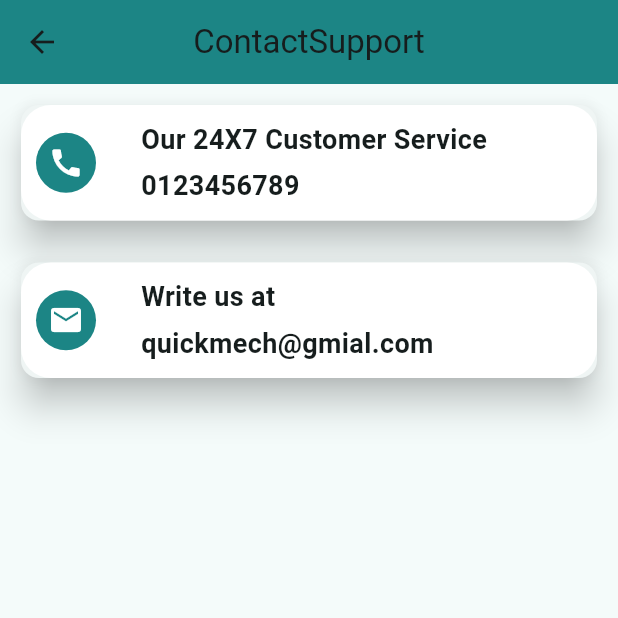
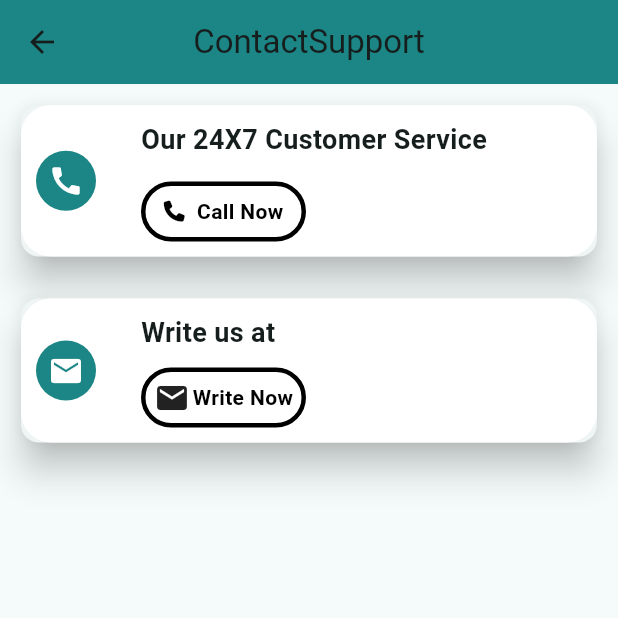
Before and after one commit to Ashfak07/quick-mech, a Flutter app: the ContactSupportScreen screen opened directly, on a phone screen of 412 x 824 dp, the top half of it. Run offline on Flutter 3.47's test engine with Material 2 defaults, Android fonts, the phone set to English and light mode, and no system bars; our stand-ins replace animated_text_kit, font_awesome_flutter, geolocator, google_fonts, persistent_bottom_nav_bar, smooth_page_indicator; missing offline and left inert: flutter_pannable_rating_bar; network calls fail.

Commit message:
update contact support screen

```diff
--- a/lib/controller/mechanic_profile_controller/mechanic_profile_controller.dart
+++ b/lib/controller/mechanic_profile_controller/mechanic_profile_controller.dart
@@ -11,6 +11,13 @@ class MechanicProfileController with ChangeNotifier {
   void callMechanic() async {
     if (!await launchUrl(Uri(scheme: 'tel', path: '7558095349'))) {
       throw ('Could not launch ${Uri(scheme: 'tel', path: '7558095349')}');
+    }
+    notifyListeners();
+  }
+
+  void callCustomerService() async {
+    if (!await launchUrl(Uri(scheme: 'tel', path: '0123456789'))) {
+      throw ('Could not launch ${Uri(scheme: 'tel', path: '0123456789')}');
     }
     notifyListeners();
   }
@@ -65,8 +72,8 @@ class MechanicProfileController with ChangeNotifier {
     // continue accessing the position of the device.
     currentLocation = await Geolocator.getCurrentPosition(
         desiredAccuracy: LocationAccuracy.high);
-       print(currentLocation!.latitude);
-       print(currentLocation!.longitude);
+    print(currentLocation!.latitude);
+    print(currentLocation!.longitude);
     notifyListeners();
   }
 
--- a/lib/view/profile_screen/profile_screen.dart
+++ b/lib/view/profile_screen/profile_screen.dart
@@ -1,4 +1,6 @@
 import 'package:flutter/material.dart';
+import 'package:google_fonts/google_fonts.dart';
+import 'package:provider/provider.dart';
 import 'package:quickmech/utils/color_constants.dart';
 import 'package:quickmech/utils/textstyle_constants.dart';
 import 'package:quickmech/view/Edit_profile/edit_profile.dart';
@@ -8,7 +10,8 @@ import 'package:quickmech/view/profile_screen/screens/contact%20_support_screen/
 import 'package:quickmech/view/profile_screen/screens/terms_and_conditions_screen/terms_and_conditions_screen.dart';
 
 class ProfileScreen extends StatefulWidget {
-  const ProfileScreen({super.key});
+  const ProfileScreen({super.key, this.index});
+  final index;
 
   @override
   State<ProfileScreen> createState() => _ProfileScreenState();
@@ -65,10 +68,7 @@ class _ProfileScreenState extends State<ProfileScreen> {
               SizedBox(
                 height: 10,
               ),
-              Text(
-                'John',
-                style: TextStyle(fontSize: 24, fontWeight: FontWeight.bold),
-              ),
+              Text('Hi'),
               SizedBox(
                 height: 20,
               ),
--- a/lib/view/profile_screen/screens/contact _support_screen/contact _support_screen.dart
+++ b/lib/view/profile_screen/screens/contact _support_screen/contact _support_screen.dart
@@ -1,4 +1,7 @@
 import 'package:flutter/material.dart';
+import 'package:font_awesome_flutter/font_awesome_flutter.dart';
+import 'package:provider/provider.dart';
+import 'package:quickmech/controller/mechanic_profile_controller/mechanic_profile_controller.dart';
 import 'package:quickmech/utils/color_constants.dart';
 
 class ContactSupportScreen extends StatefulWidget {
@@ -11,6 +14,8 @@ class ContactSupportScreen extends StatefulWidget {
 class _ContactSupportScreenState extends State<ContactSupportScreen> {
   @override
   Widget build(BuildContext context) {
+    final provider =
+        Provider.of<MechanicProfileController>(context, listen: false);
     return Scaffold(
       appBar: AppBar(
         backgroundColor: ColorConstants.bannerColor,
@@ -52,10 +57,38 @@ class _ContactSupportScreenState extends State<ContactSupportScreen> {
                           SizedBox(
                             height: 5,
                           ),
-                          Text(
-                            '0123456789',
-                            style: TextStyle(
-                                fontWeight: FontWeight.bold, fontSize: 18),
+                          SizedBox(
+                            height: 10,
+                          ),
+                          GestureDetector(
+                            onTap: () {
+                              provider.callCustomerService();
+                            },
+                            child: Container(
+                              height: 40,
+                              width: 110,
+                              decoration: BoxDecoration(
+                                  border: Border.all(width: 3),
+                                  borderRadius: BorderRadius.circular(20)),
+                              child: Padding(
+                                padding: const EdgeInsets.all(4),
+                                child: Row(
+                                  mainAxisAlignment:
+                                      MainAxisAlignment.spaceEvenly,
+                                  children: [
+                                    FaIcon(
+                                      FontAwesomeIcons.phone,
+                                      size: 14,
+                                      color: ColorConstants.primaryBlack,
+                                    ),
+                                    Text('Call Now',
+                                        style: TextStyle(
+                                            fontWeight: FontWeight.bold,
+                                            color: ColorConstants.primaryBlack))
+                                  ],
+                                ),
+                              ),
+                            ),
                           )
                         ],
                       )
@@ -96,12 +129,31 @@ class _ContactSupportScreenState extends State<ContactSupportScreen> {
                                 fontWeight: FontWeight.bold, fontSize: 18),
                           ),
                           SizedBox(
-                            height: 5,
+                            height: 10,
                           ),
-                          Text(
-                            'quickmech@gmial.com',
-                            style: TextStyle(
-                                fontWeight: FontWeight.bold, fontSize: 18),
+                          GestureDetector(
+                            onTap: () {},
+                            child: Container(
+                              height: 40,
+                              width: 110,
+                              decoration: BoxDecoration(
+                                  border: Border.all(width: 3),
+                                  borderRadius: BorderRadius.circular(20)),
+                              child: Padding(
+                                padding: const EdgeInsets.all(4),
+                                child: Row(
+                                  mainAxisAlignment:
+                                      MainAxisAlignment.spaceEvenly,
+                                  children: [
+                                    Icon(Icons.email),
+                                    Text('Write Now',
+                                        style: TextStyle(
+                                            fontWeight: FontWeight.bold,
+                                            color: ColorConstants.primaryBlack))
+                                  ],
+                                ),
+                              ),
+                            ),
                           )
                         ],
                       ),
```
